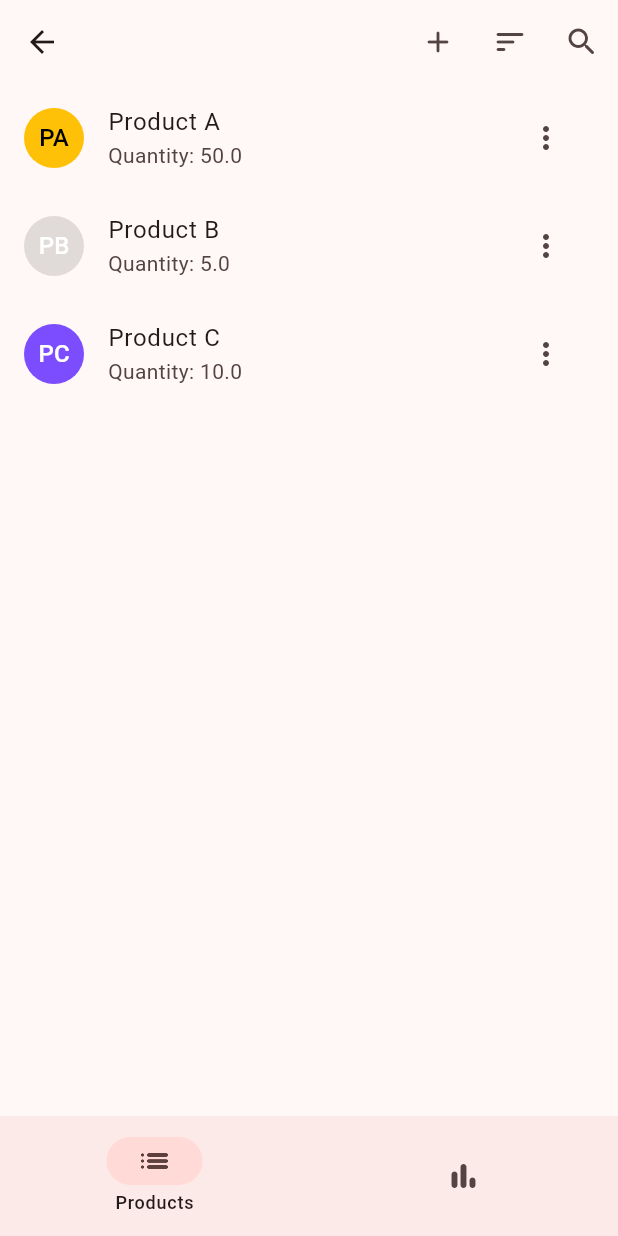
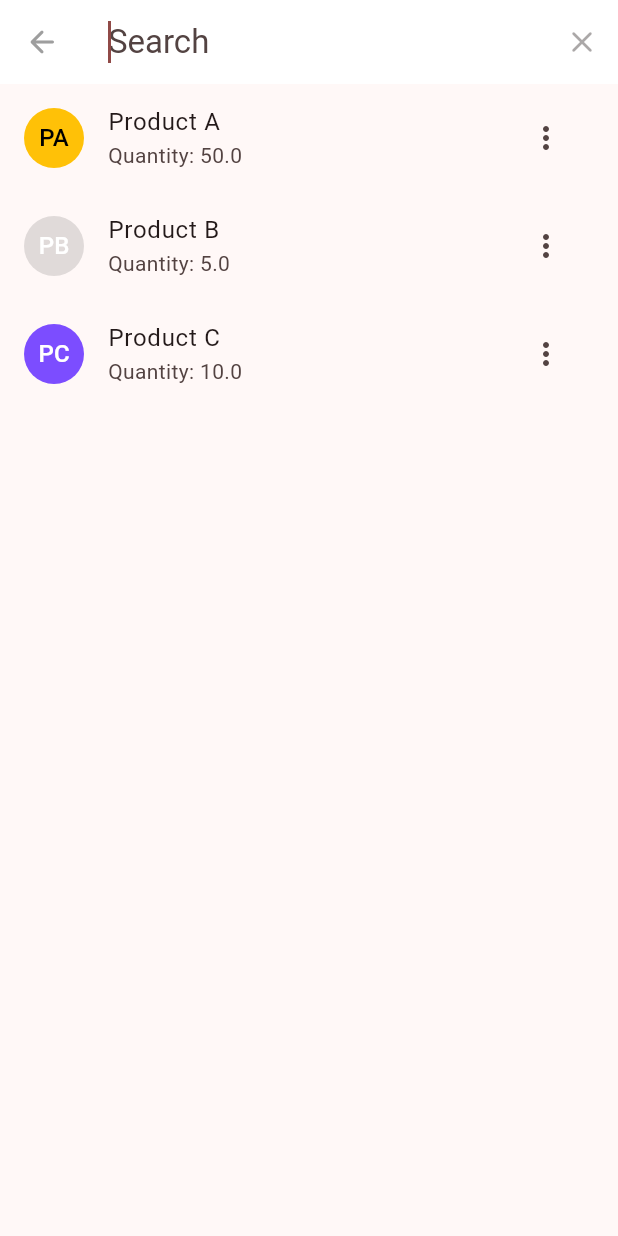
Before and after one commit to SirusCodes/stocker, a Flutter app: the ProductBaseScreen screen opened directly with empty values, after a tap on the "search" icon, on a phone screen of 412 x 824 dp. Run offline on Flutter 3.47's test engine with Material 2 defaults, Android fonts, the phone set to English and light mode, and no system bars; our stand-ins replace equatable, fl_chart, flutter_riverpod; missing offline and left inert: flex_color_picker.

Commit message:
feat: add product search

```diff
--- a/lib/features/home/presentation/home_base.dart
+++ b/lib/features/home/presentation/home_base.dart
@@ -37,7 +37,7 @@ class _HomeBaseState extends State<HomeBase> {
         },
         destinations: const [
           NavigationDestination(
-            icon: Icon(Icons.list),
+            icon: Icon(Icons.list_rounded),
             label: "Categories",
           ),
           NavigationDestination(
--- a/lib/features/product/presentation/product_base_screen.dart
+++ b/lib/features/product/presentation/product_base_screen.dart
@@ -2,6 +2,7 @@ import 'package:flutter/material.dart';
 import 'package:flutter_riverpod/flutter_riverpod.dart';
 
 import '../../../enums/enums.dart';
+import '../../../shared/widgets/product_list_tile.dart';
 import '../../../shared/widgets/sort_button.dart';
 import '../../category/domain/domain.dart';
 import '../providers/category_provider.dart';
@@ -51,7 +52,10 @@ class _ProductBaseScreenState extends State<ProductBaseScreen> {
                     onSelected: (sort) {},
                   ),
                   IconButton(
-                    onPressed: () {},
+                    onPressed: () => showSearch(
+                      context: context,
+                      delegate: _ProductSearchDelegate(),
+                    ),
                     icon: const Icon(Icons.search_rounded),
                   ),
                 ]
@@ -78,3 +82,51 @@ class _ProductBaseScreenState extends State<ProductBaseScreen> {
     );
   }
 }
+
+class _ProductSearchDelegate extends SearchDelegate {
+  @override
+  List<Widget>? buildActions(BuildContext context) {
+    return [
+      IconButton(
+        onPressed: query.isNotEmpty ? () => query = "" : null,
+        icon: const Icon(Icons.clear_rounded),
+      )
+    ];
+  }
+
+  @override
+  Widget? buildLeading(BuildContext context) {
+    return IconButton(
+      onPressed: () => close(context, null),
+      icon: const Icon(Icons.arrow_back_rounded),
+    );
+  }
+
+  @override
+  Widget buildResults(BuildContext context) {
+    if (query.isEmpty) return const SizedBox.shrink();
+
+    final result = mockProducts //
+        .where((prod) => prod.name.toLowerCase().contains(query.toLowerCase()))
+        .toList();
+    return ListView.builder(
+      itemCount: result.length,
+      itemBuilder: (context, index) => ProductListTile(
+        product: result[index],
+      ),
+    );
+  }
+
+  @override
+  Widget buildSuggestions(BuildContext context) {
+    final result = mockProducts //
+        .where((prod) => prod.name.toLowerCase().contains(query.toLowerCase()))
+        .toList();
+    return ListView.builder(
+      itemCount: result.length,
+      itemBuilder: (context, index) => ProductListTile(
+        product: result[index],
+      ),
+    );
+  }
+}
```
